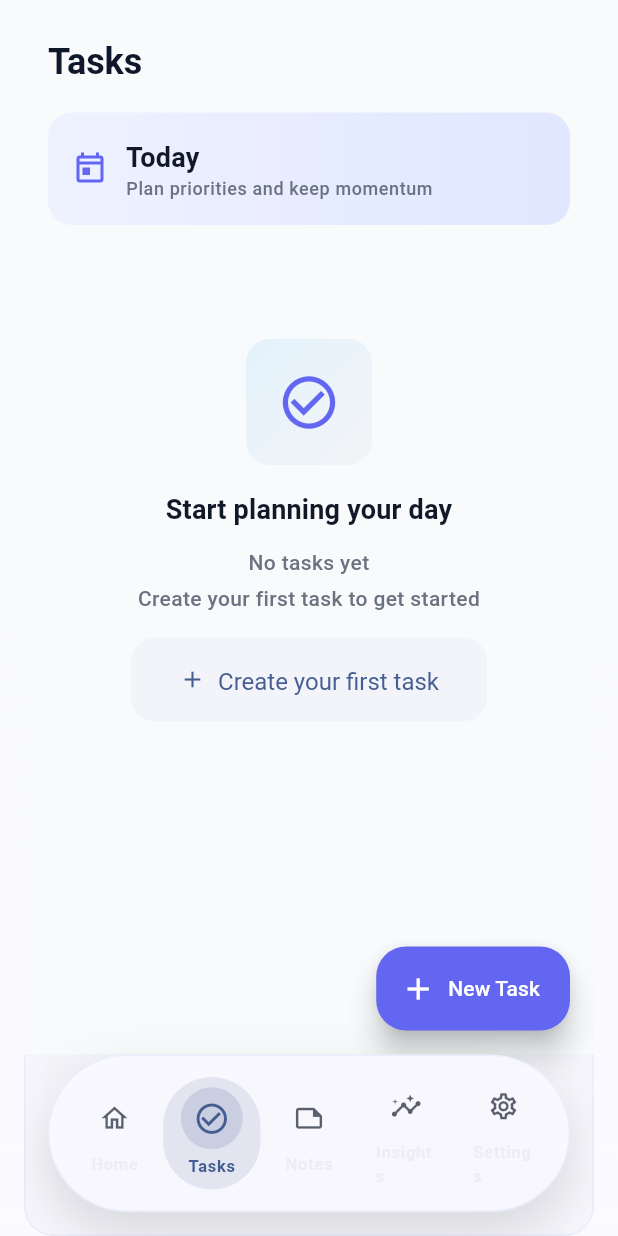
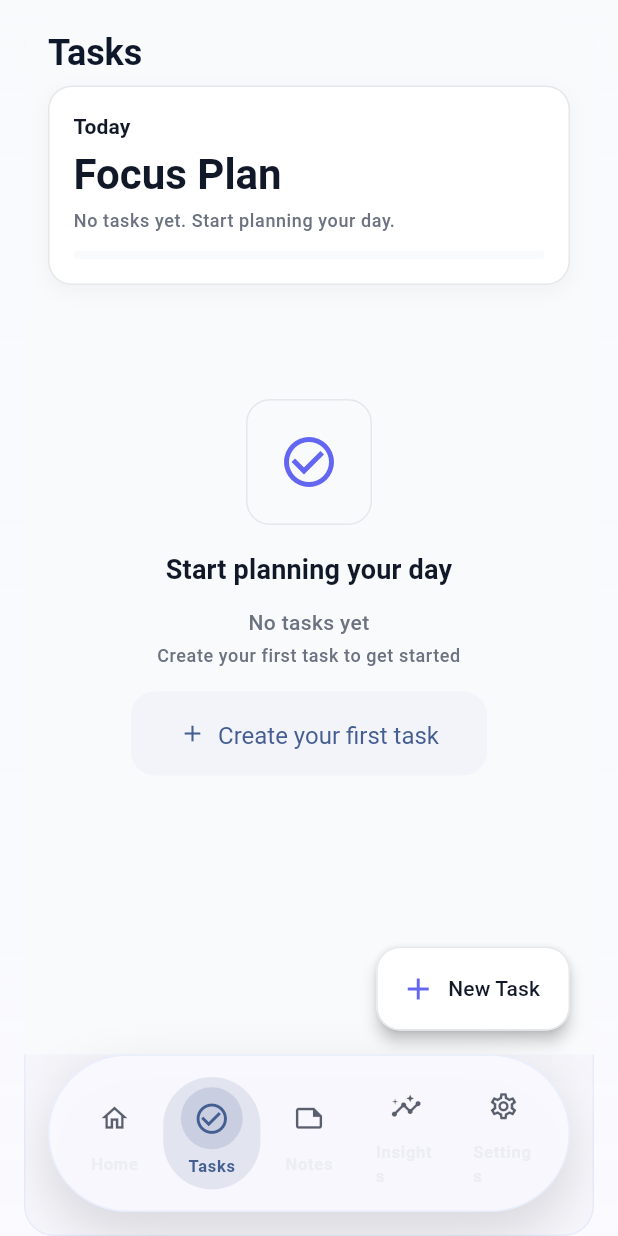
Before and after one commit to Chris0171/nuvora, a Flutter app: the screen it shows after launch, after a tap on "Skip", on a phone screen of 412 x 824 dp. Run offline on Flutter 3.47's test engine with Material 3 defaults, Android fonts, the phone set to English and light mode, and no system bars; our stand-ins replace flutter_riverpod, sqflite_common_ffi; accounts and stored records are empty.

Commit message:
tasks premium

```diff
--- a/lib/features/home/presentation/screens/home_screen.dart
+++ b/lib/features/home/presentation/screens/home_screen.dart
@@ -42,11 +42,12 @@ class HomeScreen extends ConsumerWidget {
       .where((task) => task.dueDate != null && _isSameDay(task.dueDate!, now))
       .length;
     final notesToday = notes.where((note) => _isSameDay(note.createdAt, now)).length;
-    final completionRate = ProductivityAnalyzer.calculateCompletionRate(tasks);
+    final focusScore = ProductivityAnalyzer.calculateFocusScore(tasks);
+    final completedCount = tasks.where((task) => task.isCompleted).length;
     final recommendedTask = ProductivityAnalyzer.getRecommendedTask(tasks);
-    final focusScore = ProductivityAnalyzer.calculateFocusScore(tasks);
     final recentTasks = [...tasks]..sort((a, b) => b.updatedAt.compareTo(a.updatedAt));
     final recentNotes = [...notes]..sort((a, b) => b.updatedAt.compareTo(a.updatedAt));
+    final hasRecentActivity = recentTasks.isNotEmpty || recentNotes.isNotEmpty;
 
     return Scaffold(
       body: SafeArea(
@@ -61,61 +62,21 @@ class HomeScreen extends ConsumerWidget {
             crossAxisAlignment: CrossAxisAlignment.start,
             children: [
               Text(
-                '${_greetingLabel()}, Christian',
-                style: AppTypography.headlineMedium.copyWith(
+                _greetingLabel(),
+                style: AppTypography.bodyMedium.copyWith(
                   color: AppColors.textSecondary,
                 ),
               ),
-              const SizedBox(height: AppSpacing.sm),
-              const Text('Nuvora dashboard', style: AppTypography.displaySmall),
-              const SizedBox(height: AppSpacing.xl),
-              Container(
-                width: double.infinity,
-                padding: const EdgeInsets.all(AppSpacing.lg),
-                decoration: BoxDecoration(
-                  gradient: const LinearGradient(
-                    colors: [Color(0xFF1D4ED8), Color(0xFF1E3A8A)],
-                    begin: Alignment.topLeft,
-                    end: Alignment.bottomRight,
-                  ),
-                  borderRadius: BorderRadius.circular(AppRadius.xl),
-                ),
-                child: Column(
-                  crossAxisAlignment: CrossAxisAlignment.start,
-                  children: [
-                    const Text(
-                      'Daily Focus Score',
-                      style: TextStyle(
-                        color: Colors.white70,
-                        fontSize: 14,
-                        fontWeight: FontWeight.w600,
-                      ),
-                    ),
-                    const SizedBox(height: AppSpacing.sm),
-                    Text(
-                      '${(focusScore * 100).round()}%',
-                      style: const TextStyle(
-                        color: Colors.white,
-                        fontSize: 34,
-                        fontWeight: FontWeight.bold,
-                      ),
-                    ),
-                    const SizedBox(height: AppSpacing.md),
-                    ClipRRect(
-                      borderRadius: BorderRadius.circular(AppRadius.full),
-                      child: LinearProgressIndicator(
-                        minHeight: 8,
-                        value: focusScore,
-                        backgroundColor: Colors.white24,
-                        valueColor: const AlwaysStoppedAnimation<Color>(
-                          AppColors.primaryLight,
-                        ),
-                      ),
-                    ),
-                  ],
+              const SizedBox(height: AppSpacing.xs),
+              const Text('Nuvora', style: AppTypography.displaySmall),
+              const SizedBox(height: AppSpacing.xs),
+              Text(
+                'Your daily command center',
+                style: AppTypography.bodySmall.copyWith(
+                  color: AppColors.textSecondary,
                 ),
               ),
-              const SizedBox(height: AppSpacing.lg),
+              const SizedBox(height: AppSpacing.xl),
               Container(
                 width: double.infinity,
                 padding: const EdgeInsets.all(AppSpacing.lg),
@@ -127,94 +88,38 @@ class HomeScreen extends ConsumerWidget {
                 child: Column(
                   crossAxisAlignment: CrossAxisAlignment.start,
                   children: [
-                    const Text('Today summary', style: AppTypography.headlineMedium),
+                    const Text('Today\'s Focus', style: AppTypography.headlineMedium),
+                    const SizedBox(height: AppSpacing.sm),
+                    Text(
+                      '${(focusScore * 100).round()}%',
+                      style: AppTypography.displaySmall,
+                    ),
+                    const SizedBox(height: AppSpacing.xs),
+                    Text(
+                      recommendedTask?.title ?? 'No priority task selected yet',
+                      maxLines: 1,
+                      overflow: TextOverflow.ellipsis,
+                      style: AppTypography.bodySmall.copyWith(
+                        color: AppColors.textSecondary,
+                      ),
+                    ),
                     const SizedBox(height: AppSpacing.md),
-                    _OverviewRow(label: 'Tasks due today', value: '$dueToday'),
-                    const SizedBox(height: AppSpacing.sm),
-                    _OverviewRow(label: 'Notes created', value: '$notesToday'),
-                    const SizedBox(height: AppSpacing.sm),
-                    _OverviewRow(
-                      label: 'Productivity percentage',
-                      value: '${(completionRate * 100).round()}%',
+                    ClipRRect(
+                      borderRadius: BorderRadius.circular(AppRadius.full),
+                      child: LinearProgressIndicator(
+                        minHeight: 8,
+                        value: focusScore,
+                        backgroundColor: AppColors.surfaceSecondary,
+                        valueColor: const AlwaysStoppedAnimation<Color>(
+                          AppColors.primary,
+                        ),
+                      ),
                     ),
                   ],
                 ),
               ),
               const SizedBox(height: AppSpacing.lg),
-              Container(
-                width: double.infinity,
-                padding: const EdgeInsets.all(AppSpacing.lg),
-                decoration: BoxDecoration(
-                  color: AppColors.surface,
-                  borderRadius: BorderRadius.circular(AppRadius.xl),
-                  border: Border.all(color: AppColors.border),
-                ),
-                child: recommendedTask == null
-                  ? Column(
-                    crossAxisAlignment: CrossAxisAlignment.start,
-                    children: [
-                      const Text('You should do next', style: AppTypography.headlineMedium),
-                      const SizedBox(height: AppSpacing.sm),
-                      Text(
-                        'No pending tasks right now. Great work.',
-                        style: AppTypography.bodyMedium.copyWith(
-                          color: AppColors.textSecondary,
-                        ),
-                      ),
-                    ],
-                  )
-                  : Column(
-                    crossAxisAlignment: CrossAxisAlignment.start,
-                    children: [
-                      const Text('You should do next', style: AppTypography.headlineMedium),
-                      const SizedBox(height: AppSpacing.md),
-                      Text(recommendedTask.title, style: AppTypography.headlineSmall),
-                      const SizedBox(height: AppSpacing.sm),
-                      Text(
-                        ProductivityAnalyzer.getRecommendedUrgencyText(recommendedTask),
-                        style: AppTypography.bodyMedium,
-                      ),
-                    ],
-                  ),
-              ),
-              const SizedBox(height: AppSpacing.lg),
-              const Text('Recent activity', style: AppTypography.headlineMedium),
-              const SizedBox(height: AppSpacing.md),
-              Container(
-                width: double.infinity,
-                padding: const EdgeInsets.all(AppSpacing.lg),
-                decoration: BoxDecoration(
-                  color: AppColors.surface,
-                  borderRadius: BorderRadius.circular(AppRadius.xl),
-                  border: Border.all(color: AppColors.border),
-                ),
-                child: Column(
-                  children: [
-                    ...recentTasks.take(2).map(
-                      (task) => _ActivityRow(
-                        icon: Icons.task_alt,
-                        title: task.title,
-                        subtitle: task.isCompleted ? 'Task completed' : 'Task updated',
-                      ),
-                    ),
-                    ...recentNotes.take(2).map(
-                      (note) => _ActivityRow(
-                        icon: Icons.note_alt_outlined,
-                        title: note.title,
-                        subtitle: 'Note updated',
-                      ),
-                    ),
-                    if (recentTasks.isEmpty && recentNotes.isEmpty)
-                      const _ActivityRow(
-                        icon: Icons.auto_awesome,
-                        title: 'No activity yet',
-                        subtitle: 'Create your first task or note to get started.',
-                      ),
-                  ],
-                ),
-              ),
-              const SizedBox(height: AppSpacing.lg),
-              const Text('Quick actions', style: AppTypography.headlineMedium),
+              const Text('Quick Actions', style: AppTypography.headlineMedium),
               const SizedBox(height: AppSpacing.md),
               Row(
                 children: [
@@ -229,7 +134,7 @@ class HomeScreen extends ConsumerWidget {
                         ref.invalidate(tasksProvider);
                       },
                       icon: const Icon(Icons.add),
-                      label: const Text('Add Task'),
+                      label: const Text('Create Task'),
                     ),
                   ),
                   const SizedBox(width: AppSpacing.md),
@@ -244,10 +149,64 @@ class HomeScreen extends ConsumerWidget {
                         ref.invalidate(notesProvider);
                       },
                       icon: const Icon(Icons.note_add_outlined),
-                      label: const Text('Add Note'),
+                      label: const Text('Create Note'),
                     ),
                   ),
                 ],
+              ),
+              const SizedBox(height: AppSpacing.lg),
+              const Text('Summary', style: AppTypography.headlineMedium),
+              const SizedBox(height: AppSpacing.md),
+              GridView.count(
+                crossAxisCount: 2,
+                crossAxisSpacing: AppSpacing.md,
+                mainAxisSpacing: AppSpacing.md,
+                childAspectRatio: 1.7,
+                shrinkWrap: true,
+                physics: const NeverScrollableScrollPhysics(),
+                children: [
+                  _SummaryCard(title: 'Tasks', value: '${tasks.length}'),
+                  _SummaryCard(title: 'Completed', value: '$completedCount'),
+                  _SummaryCard(title: 'Notes', value: '${notes.length}'),
+                  _SummaryCard(
+                    title: 'Focus',
+                    value: '${(focusScore * 100).round()}%',
+                  ),
+                ],
+              ),
+              const SizedBox(height: AppSpacing.lg),
+              const Text('Recent activity', style: AppTypography.headlineMedium),
+              const SizedBox(height: AppSpacing.md),
+              Container(
+                width: double.infinity,
+                padding: const EdgeInsets.all(AppSpacing.lg),
+                decoration: BoxDecoration(
+                  color: AppColors.surface,
+                  borderRadius: BorderRadius.circular(AppRadius.xl),
+                  border: Border.all(color: AppColors.border),
+                ),
+                child: hasRecentActivity
+                    ? Column(
+                        children: [
+                          ...recentTasks.take(2).map(
+                            (task) => _ActivityRow(
+                              icon: Icons.task_alt,
+                              title: task.title,
+                              subtitle: task.isCompleted
+                                  ? 'Completed today: $dueToday due'
+                                  : 'Task updated',
+                            ),
+                          ),
+                          ...recentNotes.take(2).map(
+                            (note) => _ActivityRow(
+                              icon: Icons.note_alt_outlined,
+                              title: note.title,
+                              subtitle: 'Notes today: $notesToday',
+                            ),
+                          ),
+                        ],
+                      )
+                    : const _RecentActivityEmptyState(),
               ),
             ],
           ),
@@ -278,7 +237,7 @@ class _ActivityRow extends StatelessWidget {
             width: 34,
             height: 34,
             decoration: BoxDecoration(
-              color: AppColors.primaryLight,
+              color: AppColors.surfaceSecondary,
               borderRadius: BorderRadius.circular(AppRadius.md),
             ),
             child: Icon(icon, size: 18, color: AppColors.primary),
@@ -309,23 +268,67 @@ class _ActivityRow extends StatelessWidget {
   }
 }
 
-class _OverviewRow extends StatelessWidget {
-  const _OverviewRow({required this.label, required this.value});
+class _SummaryCard extends StatelessWidget {
+  const _SummaryCard({required this.title, required this.value});
 
-  final String label;
+  final String title;
   final String value;
 
   @override
   Widget build(BuildContext context) {
-    return Row(
-      children: [
-        Text(
-          label,
-          style: AppTypography.bodyMedium.copyWith(color: AppColors.textSecondary),
-        ),
-        const Spacer(),
-        Text(value, style: AppTypography.labelLarge),
-      ],
+    return Container(
+      padding: const EdgeInsets.all(AppSpacing.md),
+      decoration: BoxDecoration(
+        color: AppColors.surface,
+        borderRadius: BorderRadius.circular(AppRadius.lg),
+        border: Border.all(color: AppColors.border),
+      ),
+      child: Column(
+        crossAxisAlignment: CrossAxisAlignment.start,
+        children: [
+          Text(
+            title,
+            style: AppTypography.bodySmall.copyWith(color: AppColors.textSecondary),
+          ),
+          const Spacer(),
+          Text(value, style: AppTypography.headlineLarge),
+        ],
+      ),
     );
   }
 }
+
+class _RecentActivityEmptyState extends StatelessWidget {
+  const _RecentActivityEmptyState();
+
+  @override
+  Widget build(BuildContext context) {
+    return Padding(
+      padding: const EdgeInsets.symmetric(vertical: AppSpacing.xl),
+      child: Column(
+        children: [
+          Container(
+            width: 44,
+            height: 44,
+            decoration: BoxDecoration(
+              color: AppColors.surfaceSecondary,
+              borderRadius: BorderRadius.circular(AppRadius.lg),
+            ),
+            child: const Icon(
+              Icons.schedule_outlined,
+              color: AppColors.textSecondary,
+            ),
+          ),
+          const SizedBox(height: AppSpacing.md),
+          const Text('No recent activity', style: AppTypography.headlineSmall),
+          const SizedBox(height: AppSpacing.xs),
+          Text(
+            'Your updates will appear here once you create tasks or notes.',
+            textAlign: TextAlign.center,
+            style: AppTypography.bodySmall.copyWith(color: AppColors.textSecondary),
+          ),
+        ],
+      ),
+    );
+  }
+}
--- a/lib/features/tasks/presentation/screens/home_screen.dart
+++ b/lib/features/tasks/presentation/screens/home_screen.dart
@@ -1,14 +1,29 @@
 import 'package:flutter/material.dart';
+import 'package:flutter_riverpod/flutter_riverpod.dart';
 import 'package:nuvora/core/navigation/app_page_route.dart';
+import 'package:nuvora/core/productivity/productivity_analyzer.dart';
 import 'package:nuvora/core/theme/app_design_system.dart';
+import 'package:nuvora/features/tasks/application/controllers/task_provider.dart';
+import 'package:nuvora/features/tasks/domain/entities/task.dart';
 import 'package:nuvora/features/tasks/presentation/screens/create_task_screen.dart';
 import 'package:nuvora/features/tasks/presentation/screens/task_list_screen.dart';
 
-class HomeScreen extends StatelessWidget {
+class HomeScreen extends ConsumerWidget {
 	const HomeScreen({super.key});
 
 	@override
-	Widget build(BuildContext context) {
+	Widget build(BuildContext context, WidgetRef ref) {
+		final List<Task> tasks = ref.watch(tasksProvider).maybeWhen(
+			data: (items) => items,
+			orElse: () => const <Task>[],
+		);
+		final completion = ProductivityAnalyzer.calculateCompletionRate(tasks);
+		final completed = tasks.where((task) => task.isCompleted).length;
+		final pending = tasks.length - completed;
+		final subtitle = tasks.isEmpty
+			? 'No tasks yet. Start planning your day.'
+			: '$pending active • $completed completed';
+
 		return Scaffold(
 			body: CustomScrollView(
 				slivers: [
@@ -18,7 +33,7 @@ class HomeScreen extends StatelessWidget {
 						backgroundColor: Colors.transparent,
 						title: const Text('Tasks'),
 						bottom: PreferredSize(
-							preferredSize: const Size.fromHeight(98),
+							preferredSize: const Size.fromHeight(138),
 							child: Padding(
 								padding: const EdgeInsets.fromLTRB(
 									AppSpacing.lg,
@@ -30,29 +45,42 @@ class HomeScreen extends StatelessWidget {
 									width: double.infinity,
 									padding: const EdgeInsets.all(AppSpacing.lg),
 									decoration: BoxDecoration(
-										gradient: const LinearGradient(
-											colors: [Color(0xFFEEF2FF), Color(0xFFE0E7FF)],
-										),
+										color: AppColors.surface,
+										border: Border.all(color: AppColors.border),
 										borderRadius: BorderRadius.circular(AppRadius.xl),
+										boxShadow: [
+											BoxShadow(
+												color: Colors.black.withValues(alpha: 0.04),
+												blurRadius: 10,
+												offset: const Offset(0, 4),
+											),
+										],
 									),
-									child: Row(
+									child: Column(
+										crossAxisAlignment: CrossAxisAlignment.start,
 										children: [
-											const Icon(
-												Icons.today_outlined,
-												color: AppColors.primary,
+											const Text(
+												'Today',
+												style: AppTypography.labelLarge,
 											),
-											const SizedBox(width: AppSpacing.md),
-											Column(
-												crossAxisAlignment: CrossAxisAlignment.start,
-												children: [
-													const Text('Today', style: AppTypography.headlineMedium),
-													Text(
-														'Plan priorities and keep momentum',
-														style: AppTypography.bodySmall.copyWith(
-															color: AppColors.textSecondary,
-														),
-													),
-												],
+											const SizedBox(height: AppSpacing.xs),
+											Text('Focus Plan', style: AppTypography.displaySmall.copyWith(fontSize: 28)),
+											const SizedBox(height: AppSpacing.xs),
+											Text(
+												subtitle,
+												style: AppTypography.bodySmall.copyWith(
+													color: AppColors.textSecondary,
+												),
+											),
+											const SizedBox(height: AppSpacing.md),
+											ClipRRect(
+												borderRadius: BorderRadius.circular(AppRadius.full),
+												child: LinearProgressIndicator(
+													value: completion,
+													minHeight: 6,
+													backgroundColor: AppColors.surfaceSecondary,
+													valueColor: const AlwaysStoppedAnimation<Color>(AppColors.primary),
+												),
 											),
 										],
 									),
@@ -66,9 +94,13 @@ class HomeScreen extends StatelessWidget {
 				],
 			),
 			floatingActionButton: FloatingActionButton.extended(
-				backgroundColor: AppColors.primary,
-				foregroundColor: Colors.white,
-				elevation: AppElevation.lg,
+				backgroundColor: AppColors.surface,
+				foregroundColor: AppColors.textPrimary,
+				elevation: AppElevation.md,
+				shape: RoundedRectangleBorder(
+					borderRadius: BorderRadius.circular(AppRadius.xl),
+					side: const BorderSide(color: AppColors.border),
+				),
 				onPressed: () async {
 					await Navigator.of(context).push(
 						AppPageRoute<void>(
@@ -76,7 +108,7 @@ class HomeScreen extends StatelessWidget {
 						),
 					);
 				},
-				icon: const Icon(Icons.add),
+				icon: const Icon(Icons.add, color: AppColors.primary),
 				label: const Text('New Task'),
 			),
 		);
--- a/lib/features/tasks/presentation/screens/task_list_screen.dart
+++ b/lib/features/tasks/presentation/screens/task_list_screen.dart
@@ -29,16 +29,13 @@ class TaskListScreen extends ConsumerWidget {
 									width: 84,
 									height: 84,
 									decoration: BoxDecoration(
-										gradient: const LinearGradient(
-											colors: [Color(0xFFE3F2FD), Color(0xFFF3F4F6)],
-											begin: Alignment.topLeft,
-											end: Alignment.bottomRight,
-										),
+										color: AppColors.surfaceSecondary,
+										border: Border.all(color: AppColors.border),
 										borderRadius: BorderRadius.circular(AppRadius.xl),
 									),
 									child: const Icon(
 										Icons.check_circle_outline,
-										size: 42,
+										size: 40,
 										color: AppColors.primary,
 									),
 								),
@@ -59,7 +56,7 @@ class TaskListScreen extends ConsumerWidget {
 								const SizedBox(height: AppSpacing.xs),
 								Text(
 									'Create your first task to get started',
-									style: AppTypography.bodyMedium.copyWith(
+									style: AppTypography.bodySmall.copyWith(
 										color: AppColors.textSecondary,
 									),
 									textAlign: TextAlign.center,
@@ -115,6 +112,13 @@ class TaskListScreen extends ConsumerWidget {
 								color: AppColors.surface,
 								borderRadius: BorderRadius.circular(AppRadius.xl),
 								border: Border.all(color: AppColors.border),
+								boxShadow: [
+									BoxShadow(
+										color: Colors.black.withValues(alpha: 0.03),
+										blurRadius: 8,
+										offset: const Offset(0, 3),
+									),
+								],
 							),
 							child: Column(
 								crossAxisAlignment: CrossAxisAlignment.start,
@@ -168,6 +172,7 @@ class TaskListScreen extends ConsumerWidget {
 							emptyText: 'No completed tasks yet',
 							childBuilder: (task) => _taskTile(context, ref, task),
 						),
+						const SizedBox(height: AppSpacing.sm),
 					],
 				);
 			},
@@ -178,8 +183,16 @@ class TaskListScreen extends ConsumerWidget {
 					child: Column(
 						mainAxisAlignment: MainAxisAlignment.center,
 						children: [
-							const CircularProgressIndicator(
-								color: AppColors.primary,
+							Container(
+								padding: const EdgeInsets.all(AppSpacing.md),
+								decoration: BoxDecoration(
+									color: AppColors.surface,
+									borderRadius: BorderRadius.circular(AppRadius.xl),
+									border: Border.all(color: AppColors.border),
+								),
+								child: const CircularProgressIndicator(
+									color: AppColors.primary,
+								),
 							),
 							const SizedBox(height: AppSpacing.lg),
 							Text(
@@ -298,7 +311,28 @@ class _TaskPrioritySection extends StatelessWidget {
 		return Column(
 			crossAxisAlignment: CrossAxisAlignment.start,
 			children: [
-				Text(title, style: AppTypography.headlineSmall),
+				Row(
+					children: [
+						Text(title, style: AppTypography.headlineSmall),
+						if (tasks.isNotEmpty) ...[
+							const SizedBox(width: AppSpacing.sm),
+							Container(
+								padding: const EdgeInsets.symmetric(
+									horizontal: AppSpacing.sm,
+									vertical: AppSpacing.xs,
+								),
+								decoration: BoxDecoration(
+									color: AppColors.surfaceSecondary,
+									borderRadius: BorderRadius.circular(AppRadius.full),
+								),
+								child: Text(
+									'${tasks.length}',
+									style: AppTypography.labelSmall.copyWith(color: AppColors.textSecondary),
+								),
+							),
+						],
+					],
+				),
 				const SizedBox(height: AppSpacing.md),
 				if (tasks.isEmpty)
 					Padding(
--- a/lib/features/tasks/presentation/widgets/task_item.dart
+++ b/lib/features/tasks/presentation/widgets/task_item.dart
@@ -136,7 +136,7 @@ class _TaskItemState extends State<TaskItem> {
 								onTapUp: (_) => setState(() => _pressed = false),
 								borderRadius: BorderRadius.circular(AppRadius.lg),
 								child: Padding(
-									padding: const EdgeInsets.all(AppSpacing.lg),
+									padding: const EdgeInsets.all(AppSpacing.md),
 									child: Row(
 										crossAxisAlignment: CrossAxisAlignment.start,
 										children: [
@@ -175,13 +175,14 @@ class _TaskItemState extends State<TaskItem> {
 													children: [
 														Text(
 															widget.task.title,
-															style: AppTypography.headlineSmall.copyWith(
+															style: AppTypography.headlineLarge.copyWith(
 																decoration: widget.task.isCompleted
 																	? TextDecoration.lineThrough
 																	: null,
 																color: widget.task.isCompleted
 																	? AppColors.textTertiary
 																	: AppColors.textPrimary,
+																height: 1.2,
 															),
 															maxLines: 2,
 															overflow: TextOverflow.ellipsis,
```
